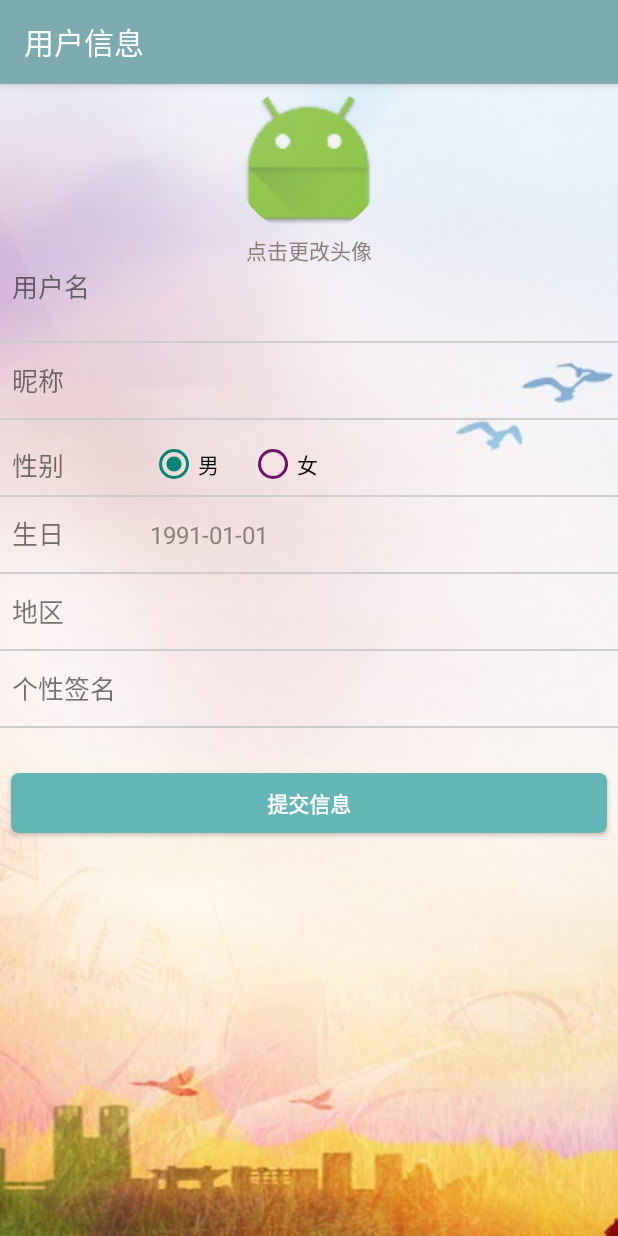
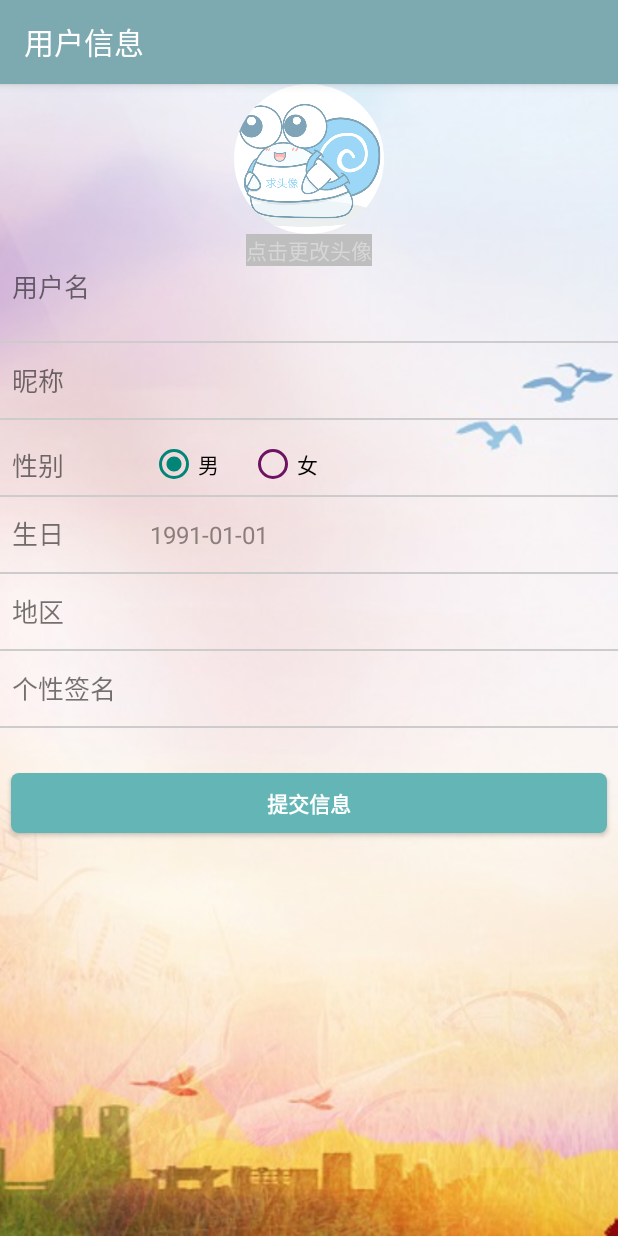
Before and after one commit to JasperMZP/CCXApp, an Android app: the UserMessageReviseActivity screen opened directly, with no data from a screen before it, on a phone screen of 412 x 824 dp. Run offline under Robolectric (Android 15) with nearby library versions, the light colour scheme and no system bars; our stand-ins replace CircleImageView; libraries missing offline, so code that uses them is left out: cn.jpush.im; 9 statements that could not run were skipped.

Commit message:
注册界面优化

```diff
--- a/app/src/main/res/layout/activity_user_message_revise.xml
+++ b/app/src/main/res/layout/activity_user_message_revise.xml
@@ -11,7 +11,7 @@
         android:layout_width="100dp"
         android:layout_height="100dp"
         android:layout_gravity="center"
-        android:src="@mipmap/ic_launcher" />
+        android:src="@drawable/img_no_head" />
 
     <TextView
         android:id="@+id/add_message_image_tv"
@@ -19,7 +19,8 @@
         android:layout_height="wrap_content"
         android:layout_gravity="center"
         android:text="点击更改头像"
-        android:textColor="#8B7D7b" />
+        android:textColor="@color/__picker_black_40"
+        android:background="@color/Grey"/>
 
     <LinearLayout
         android:layout_width="wrap_content"
```
